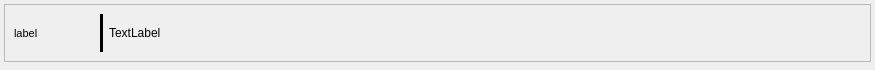
First picture: the form in asset_details_row.ui, repository sanath111/rbhus_clone, before the edit.
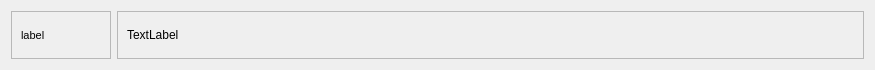
Second picture: the form after the edit.

Commit message: added edit asset option

The edit to the form file:
```diff
--- a/asset_details_row.ui
+++ b/asset_details_row.ui
@@ -26,18 +26,31 @@
    <enum>Qt::CustomContextMenu</enum>
   </property>
   <layout class="QGridLayout" name="gridLayout">
-   <property name="leftMargin">
-    <number>4</number>
-   </property>
-   <property name="topMargin">
-    <number>4</number>
-   </property>
-   <property name="rightMargin">
-    <number>4</number>
-   </property>
-   <property name="bottomMargin">
-    <number>8</number>
-   </property>
+   <item row="0" column="1">
+    <widget class="QFrame" name="frame_2">
+     <property name="frameShape">
+      <enum>QFrame::StyledPanel</enum>
+     </property>
+     <property name="frameShadow">
+      <enum>QFrame::Raised</enum>
+     </property>
+     <layout class="QHBoxLayout" name="horizontalLayout_2">
+      <item>
+       <widget class="QLabel" name="labelAsset">
+        <property name="sizePolicy">
+         <sizepolicy hsizetype="MinimumExpanding" vsizetype="Preferred">
+          <horstretch>0</horstretch>
+          <verstretch>0</verstretch>
+         </sizepolicy>
+        </property>
+        <property name="text">
+         <string>TextLabel</string>
+        </property>
+       </widget>
+      </item>
+     </layout>
+    </widget>
+   </item>
    <item row="0" column="0">
     <widget class="QFrame" name="frame">
      <property name="frameShape">
@@ -83,38 +96,6 @@
         </property>
        </widget>
       </item>
-      <item>
-       <widget class="Line" name="line">
-        <property name="enabled">
-         <bool>false</bool>
-        </property>
-        <property name="sizePolicy">
-         <sizepolicy hsizetype="Minimum" vsizetype="Minimum">
-          <horstretch>0</horstretch>
-          <verstretch>0</verstretch>
-         </sizepolicy>
-        </property>
-        <property name="styleSheet">
-         <string notr="true">border: 2px solid;</string>
-        </property>
-        <property name="orientation">
-         <enum>Qt::Vertical</enum>
-        </property>
-       </widget>
-      </item>
-      <item>
-       <widget class="QLabel" name="labelAsset">
-        <property name="sizePolicy">
-         <sizepolicy hsizetype="MinimumExpanding" vsizetype="Preferred">
-          <horstretch>0</horstretch>
-          <verstretch>0</verstretch>
-         </sizepolicy>
-        </property>
-        <property name="text">
-         <string>TextLabel</string>
-        </property>
-       </widget>
-      </item>
      </layout>
     </widget>
    </item>
```
The commit also changes 6 other files.
